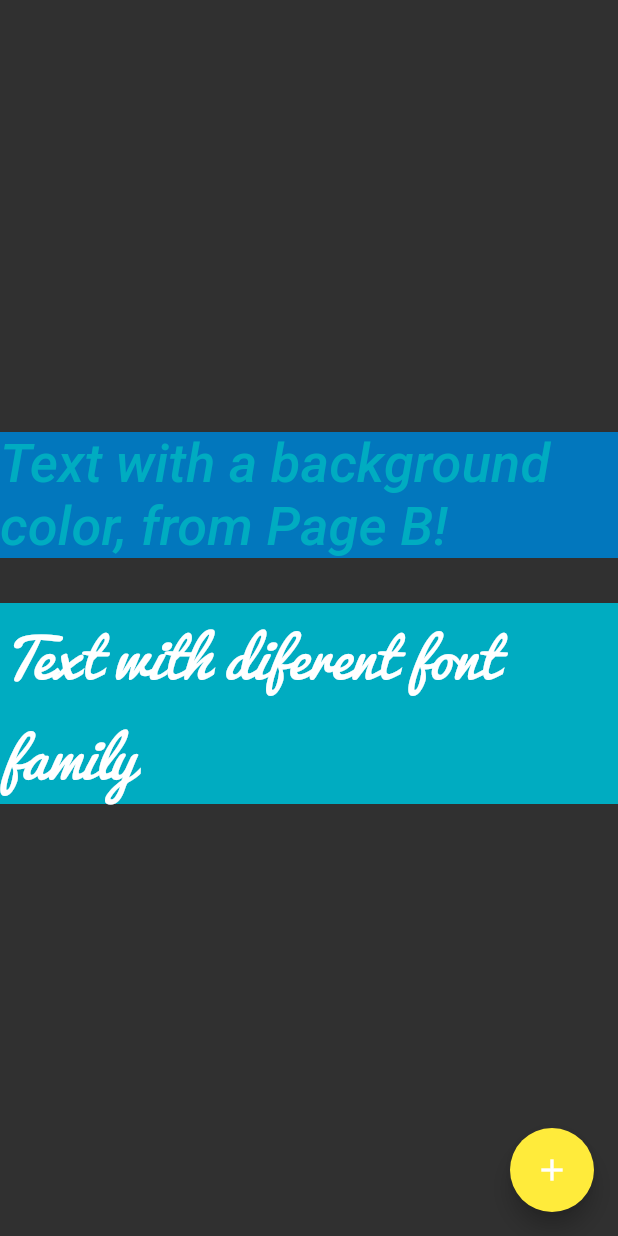
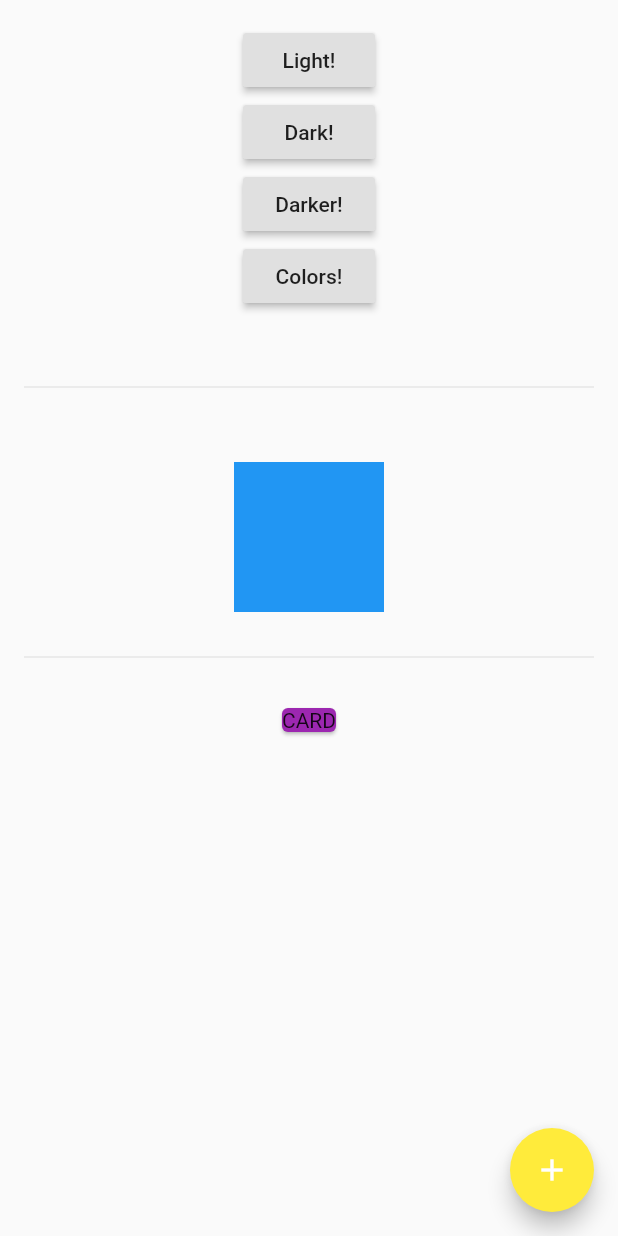
Before and after one commit to RicardoRaymundo/theme_example, a Flutter app: the screen it shows after launch, after a tap on the "add" icon, on a phone screen of 412 x 824 dp. Run offline on Flutter 3.47's test engine with Material 2 defaults, Android fonts, the phone set to English and light mode, and no system bars; Roboto replaces fonts that are missing (Hind, Montserrat).

Commit message:
Implementado o seletor de tema.

```diff
--- a/lib/main.dart
+++ b/lib/main.dart
@@ -1,63 +1,51 @@
 import 'package:flutter/material.dart';
-import 'package:theme_example/page_a.dart';
+import 'package:theme_example/page/page_home.dart';
+import 'package:theme_example/theme/theme_config.dart';
+import 'package:theme_example/theme/theme_select.dart';
 
-void main() => runApp(Main());
+void main() {
+  runApp(
+    /// Envolvendo o Main em um StatefulWidget, que é filho de um InheritedWidget
+    ThemeConfig(
+      /// Tema inicial
+      initialTheme: ThemeAspect.LIGHT,
+      child: Main(),
+    ),
+  );
+}
 
-class Main extends StatelessWidget {
+///
+class Main extends StatefulWidget {
+  @override
+  _MainState createState() => _MainState();
+}
+
+///
+class _MainState extends State<Main> {
   @override
   Widget build(BuildContext context) {
     return MaterialApp(
+      title: 'Theme selector example',
+      theme: ThemeConfig.of(context),
+      debugShowCheckedModeBanner: false,
 
-      /// MaterialApp é uma classe que pode receber ThemeData, que é um conjutnto
-      /// de propriedades de cores e estilos que podem ser utilizados pelos
-      /// material widgets do app
-      title: 'Flutter Demo',
-      theme: ThemeData(
+      /// Recupera o tema default e configura o tema da aplicação
+      home: Scaffold(
+        appBar: AppBar(
+          backgroundColor: Theme.of(context).primaryColor,
 
-        // Define as cores e brilho default do app.
-        brightness: Brightness.dark,
-        primaryColor: Colors.lightBlue[800],
-        accentColor: Colors.cyan[600],
+          /// Recupera uma cor do tema da aplicação
+          title: Text(
+            'Main Page',
 
-        // Define a font family default.
-        fontFamily: 'Montserrat',
-
-        // Define o TextTheme default. Use isso para especificar o estilo de texto
-        // default para headlines, titles, corpos de texto, etc.
-        textTheme: TextTheme(
-          headline: TextStyle(fontSize: 72.0, fontWeight: FontWeight.bold),
-          title: TextStyle(fontSize: 36.0, fontStyle: FontStyle.italic),
-          body1: TextStyle(fontSize: 14.0, fontFamily: 'Hind'),
+            /// Configurando o texto da app bar para o estilo padrão para titles,
+            /// definido no ThemeData do Material App. Porém com o método 'copyWith',
+            /// o tamanho da fonte é alterado para esse texto.
+            style: Theme.of(context).textTheme.title.copyWith(fontSize: 20),
+          ),
         ),
+        body: PageHome(),
       ),
-      home: _MainPage(title: 'Flutter Theme Example'),
     );
   }
 }
-
-class _MainPage extends StatefulWidget {
-  _MainPage({Key key, this.title}) : super(key: key);
-  final String title;
-
-  @override
-  _MainPageState createState() => _MainPageState();
-}
-
-class _MainPageState extends State<_MainPage> {
-  @override
-  Widget build(BuildContext context) {
-    return Scaffold(
-      appBar: AppBar(
-        title: Text(
-          widget.title,
-
-          /// Configurando o texto da app bar para o estilo padrão para titles,
-          /// definido no ThemeData do Material App. Porém com o método 'copyWith',
-          /// o tamanho da fonte é alterado para esse texto.
-          style: Theme.of(context).textTheme.title.copyWith(fontSize: 20),
-        ),
-      ),
-      body: PageA(),
-    );
-  }
-}
--- a/lib/page_b.dart
+++ b/lib/page/page_b.dart
@@ -1,5 +1,7 @@
 import 'package:flutter/cupertino.dart';
 import 'package:flutter/material.dart';
+import 'package:theme_example/theme/theme_config.dart';
+import 'package:theme_example/theme/theme_select.dart';
 
 class PageB extends StatefulWidget {
   @override
@@ -9,14 +11,13 @@ class PageB extends StatefulWidget {
 class _PageBState extends State<PageB> {
   @override
   Widget build(BuildContext context) {
-    return Theme(
+    return MaterialApp(
+      title: 'Theme selector example',
+      theme: ThemeConfig.instanceOf(context).chooseTheme(ThemeAspect.DARK),
+      debugShowCheckedModeBanner: false,
 
-      /// Copiando o tema do contexto e somente alterando o 'brightness'
-      data:Theme.of(context).copyWith(
-        colorScheme:
-        Theme.of(context).colorScheme.copyWith(brightness: Brightness.light,),
-      ),
-      child: Scaffold(
+      /// Recupera o tema default e configura o tema da aplicação
+      home: Scaffold(
         body: Center(
           child: Column(
             mainAxisAlignment: MainAxisAlignment.center,
@@ -35,10 +36,7 @@ class _PageBState extends State<PageB> {
                 color: Theme.of(context).accentColor,
                 child: Text(
                   'Text with diferent font family',
-                  style: Theme.of(context)
-                      .textTheme
-                      .title
-                      .copyWith(fontFamily: 'Pacifico'),
+                  style: Theme.of(context).textTheme.title.copyWith(fontFamily: 'Pacifico'),
                 ),
               ),
             ],
@@ -46,11 +44,10 @@ class _PageBState extends State<PageB> {
         ),
         floatingActionButton: Theme(
           data: Theme.of(context).copyWith(
-            colorScheme:
-            Theme.of(context).colorScheme.copyWith(secondary: Colors.yellow),
+            colorScheme: Theme.of(context).colorScheme.copyWith(secondary: Colors.yellow),
           ),
           child: FloatingActionButton(
-            onPressed: (){
+            onPressed: () {
               Navigator.pop(context);
             },
             child: Icon(Icons.add),
--- a/lib/page_a.dart
+++ b/lib/page/page_home.dart
@@ -1,13 +1,14 @@
 import 'package:flutter/cupertino.dart';
 import 'package:flutter/material.dart';
-import 'package:theme_example/page_b.dart';
+import 'package:theme_example/page/page_b.dart';
+import 'package:theme_example/page/page_select_theme.dart';
 
-class PageA extends StatefulWidget {
+class PageHome extends StatefulWidget {
   @override
-  _PageAState createState() => _PageAState();
+  _PageHomeState createState() => _PageHomeState();
 }
 
-class _PageAState extends State<PageA> {
+class _PageHomeState extends State<PageHome> {
   @override
   Widget build(BuildContext context) {
     return Scaffold(
@@ -56,7 +57,7 @@ class _PageAState extends State<PageA> {
         ),
         child: FloatingActionButton(
           onPressed: (){
-            Navigator.push(context, MaterialPageRoute(builder: (BuildContext context) => PageB()));
+            Navigator.push(context, MaterialPageRoute(builder: (BuildContext context) => PageSelectTheme()));
           },
           child: Icon(Icons.add),
         ),
--- /dev/null
+++ b/lib/page/page_select_theme.dart
@@ -0,0 +1,96 @@
+
+import 'package:flutter/cupertino.dart';
+import 'package:flutter/material.dart';
+import 'package:theme_example/page/page_b.dart';
+import 'package:theme_example/theme/theme_config.dart';
+import 'package:theme_example/theme/theme_select.dart';
+
+
+class PageSelectTheme extends StatefulWidget {
+  @override
+  _PageSelectThemeState createState() => _PageSelectThemeState();
+}
+
+class _PageSelectThemeState extends State<PageSelectTheme> {
+
+  /// Método que alterna entre os temas, de acordo com o key que é passada
+  void _changeTheme(BuildContext context, ThemeAspect aspect) {
+    /// Usando o método static do InheritedWidget pai para alterar o tema,
+    /// atravéz da key recebida
+    ThemeConfig.instanceOf(context).changeTheme(aspect);
+  }
+
+  @override
+  Widget build(BuildContext context) {
+    return Scaffold(
+      body: Padding(
+        padding: const EdgeInsets.all(16),
+        child: Center(
+          child: Column(
+            crossAxisAlignment: CrossAxisAlignment.center,
+            mainAxisSize: MainAxisSize.max,
+            children: <Widget>[
+              /// Coluna de botões que quando pressionados, alteram o theme do App
+              /// atravéz do método _changeTheme desta classe
+              RaisedButton(
+                onPressed: () {
+                  _changeTheme(context, ThemeAspect.LIGHT);
+                },
+                child: Text("Light!"),
+              ),
+              RaisedButton(
+                onPressed: () {
+                  _changeTheme(context, ThemeAspect.DARK);
+                },
+                child: Text("Dark!"),
+              ),
+              RaisedButton(
+                onPressed: () {
+                  _changeTheme(context, ThemeAspect.DARKER);
+                },
+                child: Text("Darker!"),
+              ),
+              RaisedButton(
+                onPressed: () {
+                  _changeTheme(context, ThemeAspect.COLORS);
+                },
+                child: Text("Colors!"),
+              ),
+              Divider(
+                height: 100,
+              ),
+              AnimatedContainer(
+                /// Container que é animado conforme é alterado seu estado,
+                /// que no caso deste exemplo, é somente alterada cor.
+                duration: Duration(milliseconds: 500),
+                color: Theme.of(context).primaryColor,
+                width: 100,
+                height: 100,
+              ),
+              Divider(
+                height: 60,
+              ),
+              Card(
+                child: Text('CARD'),
+              )
+            ],
+          ),
+        ),
+      ),
+      floatingActionButton: Theme(
+
+        /// Copiando o ThemeData do contexto, porem alterando o esquema de cores.
+        data: Theme.of(context).copyWith(
+          colorScheme:
+          Theme.of(context).colorScheme.copyWith(secondary: Colors.yellow),
+        ),
+        child: FloatingActionButton(
+          onPressed: (){
+            Navigator.push(context, MaterialPageRoute(builder: (BuildContext context) => PageB()));
+          },
+          child: Icon(Icons.add),
+        ),
+      ),
+    );
+  }
+}
--- /dev/null
+++ b/lib/theme/custom/theme_custom_colors.dart
@@ -0,0 +1,23 @@
+import 'package:flutter/cupertino.dart';
+import 'package:flutter/material.dart';
+
+class ThemeCustomColors {
+  static final ThemeData data = ThemeData(
+    // Define as cores e brilho default do app.
+    primaryColor: Colors.lightBlue[800],
+    accentColor: Colors.cyan[600],
+    cardColor: Colors.purple,
+    brightness: Brightness.light,
+
+    // Define a font family default.
+    fontFamily: 'Montserrat',
+
+    // Define o TextTheme default. Use isso para especificar o estilo de texto
+    // default para headlines, titles, corpos de texto, etc.
+    textTheme: TextTheme(
+      headline: TextStyle(fontSize: 72.0, fontWeight: FontWeight.bold),
+      title: TextStyle(fontSize: 36.0, fontStyle: FontStyle.italic),
+      body1: TextStyle(fontSize: 14.0, fontFamily: 'Hind'),
+    ),
+  );
+}
--- /dev/null
+++ b/lib/theme/custom/theme_custom_dark.dart
@@ -0,0 +1,25 @@
+import 'package:flutter/cupertino.dart';
+import 'package:flutter/material.dart';
+
+class ThemeCustomDark {
+  static final ThemeData data = ThemeData(
+
+    // Define as cores e brilho default do app.
+    primaryColor: Colors.grey,
+    accentColor: Colors.cyan[600],
+    cardColor: Colors.purple,
+    brightness: Brightness.dark,
+
+    // Define a font family default.
+    fontFamily: 'Montserrat',
+
+    // Define o TextTheme default. Use isso para especificar o estilo de texto
+    // default para headlines, titles, corpos de texto, etc.
+    textTheme: TextTheme(
+      headline: TextStyle(fontSize: 72.0, fontWeight: FontWeight.bold),
+      title: TextStyle(fontSize: 36.0, fontStyle: FontStyle.italic),
+      body1: TextStyle(fontSize: 14.0, fontFamily: 'Hind'),
+    ),
+
+  );
+}
--- /dev/null
+++ b/lib/theme/custom/theme_custom_darker.dart
@@ -0,0 +1,23 @@
+import 'package:flutter/cupertino.dart';
+import 'package:flutter/material.dart';
+
+class ThemeCustomDarker {
+  static final ThemeData data = ThemeData(
+    // Define as cores e brilho default do app.
+    primaryColor: Colors.black,
+    accentColor: Colors.cyan[600],
+    cardColor: Colors.purple,
+    brightness: Brightness.dark,
+
+    // Define a font family default.
+    fontFamily: 'Montserrat',
+
+    // Define o TextTheme default. Use isso para especificar o estilo de texto
+    // default para headlines, titles, corpos de texto, etc.
+    textTheme: TextTheme(
+      headline: TextStyle(fontSize: 72.0, fontWeight: FontWeight.bold),
+      title: TextStyle(fontSize: 36.0, fontStyle: FontStyle.italic),
+      body1: TextStyle(fontSize: 14.0, fontFamily: 'Hind'),
+    ),
+  );
+}
--- /dev/null
+++ b/lib/theme/custom/theme_custom_light.dart
@@ -0,0 +1,25 @@
+import 'package:flutter/cupertino.dart';
+import 'package:flutter/material.dart';
+
+class ThemeCustomLight {
+  static final ThemeData data = ThemeData(
+
+    // Define as cores e brilho default do app.
+    primaryColor: Colors.blue,
+    accentColor: Colors.cyan[600],
+    cardColor: Colors.purple,
+    brightness: Brightness.light,
+
+    // Define a font family default.
+    fontFamily: 'Montserrat',
+
+    // Define o TextTheme default. Use isso para especificar o estilo de texto
+    // default para headlines, titles, corpos de texto, etc.
+    textTheme: TextTheme(
+      headline: TextStyle(fontSize: 72.0, fontWeight: FontWeight.bold),
+      title: TextStyle(fontSize: 36.0, fontStyle: FontStyle.italic),
+      body1: TextStyle(fontSize: 14.0, fontFamily: 'Hind'),
+    ),
+
+  );
+}
--- /dev/null
+++ b/lib/theme/theme_config.dart
@@ -0,0 +1,65 @@
+import 'package:flutter/material.dart';
+import 'package:flutter/widgets.dart';
+import 'package:theme_example/theme/theme_select.dart';
+
+class ThemeConfig extends StatefulWidget {
+  final Widget child;
+  final ThemeAspect initialTheme;
+
+  const ThemeConfig({Key key, this.initialTheme, @required this.child}) : super(key: key);
+
+  @override
+  _ThemeConfigState createState() => new _ThemeConfigState();
+
+  static ThemeData of(BuildContext context) {
+    _ThemeConfig themeConfig = (context.inheritFromWidgetOfExactType(_ThemeConfig) as _ThemeConfig);
+    return themeConfig.themeConfigState.themeData;
+  }
+
+  static _ThemeConfigState instanceOf(BuildContext context) {
+    _ThemeConfig customTheme = (context.inheritFromWidgetOfExactType(_ThemeConfig) as _ThemeConfig);
+    return customTheme.themeConfigState;
+  }
+}
+
+class _ThemeConfigState extends State<ThemeConfig> {
+  ThemeData _themeData;
+
+  ThemeData get themeData => _themeData;
+
+  @override
+  void initState() {
+    _themeData = ThemeSelect.data(widget.initialTheme);
+    super.initState();
+  }
+
+  void changeTheme(ThemeAspect aspect) {
+    setState(() {
+      _themeData = ThemeSelect.data(aspect);
+    });
+  }
+
+  ThemeData chooseTheme(ThemeAspect aspect) {
+    return ThemeSelect.data(aspect);
+  }
+
+  @override
+  Widget build(BuildContext context) {
+    return new _ThemeConfig(themeConfigState: this, child: widget.child);
+  }
+}
+
+/// Classe responsável por herdar a variável 'CustomThemeState data' para seus filhos
+/// e reconstruí-los quando esta variável é modificada
+class _ThemeConfig extends InheritedWidget {
+  final _ThemeConfigState themeConfigState;
+
+  _ThemeConfig({this.themeConfigState, Key key, @required Widget child}) : super(key: key, child: child);
+
+  /// Método que determina se os dependentes devem ser atualizados quando esta classe
+  /// é modificada, no caso sim.
+  @override
+  bool updateShouldNotify(_ThemeConfig oldWidget) {
+    return true;
+  }
+}
--- /dev/null
+++ b/lib/theme/theme_select.dart
@@ -0,0 +1,27 @@
+import 'package:flutter/material.dart';
+import 'package:theme_example/theme/custom/theme_custom_colors.dart';
+import 'package:theme_example/theme/custom/theme_custom_dark.dart';
+import 'package:theme_example/theme/custom/theme_custom_darker.dart';
+import 'package:theme_example/theme/custom/theme_custom_light.dart';
+
+/// Opções de temas do app
+enum ThemeAspect { LIGHT, DARK, DARKER, COLORS }
+
+class ThemeSelect {
+  /// Método que retorna o tema corresponde à opção recebida
+  static ThemeData data(ThemeAspect aspect) {
+    switch (aspect) {
+      case ThemeAspect.LIGHT:
+        return ThemeCustomLight.data;
+      case ThemeAspect.DARK:
+        return ThemeCustomDark.data;
+      case ThemeAspect.DARKER:
+        return ThemeCustomDarker.data;
+      case ThemeAspect.COLORS:
+        return ThemeCustomColors.data;
+      default:
+        return ThemeCustomLight.data;
+    }
+  }
+}
+//ThemeCustomColors
```
